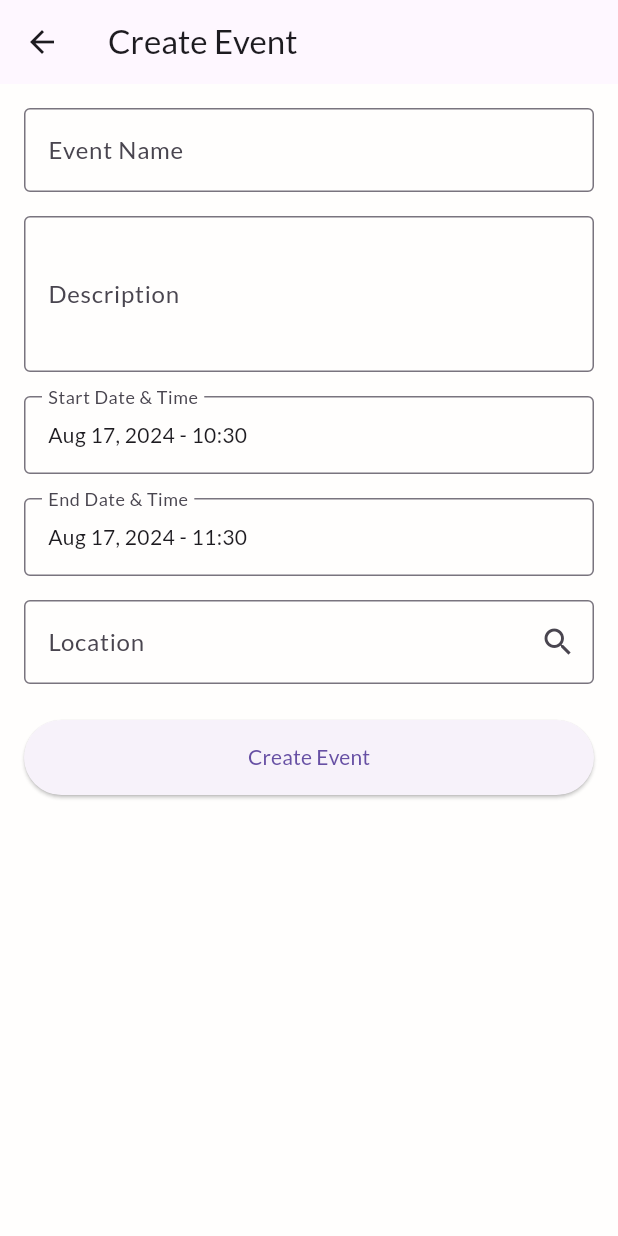
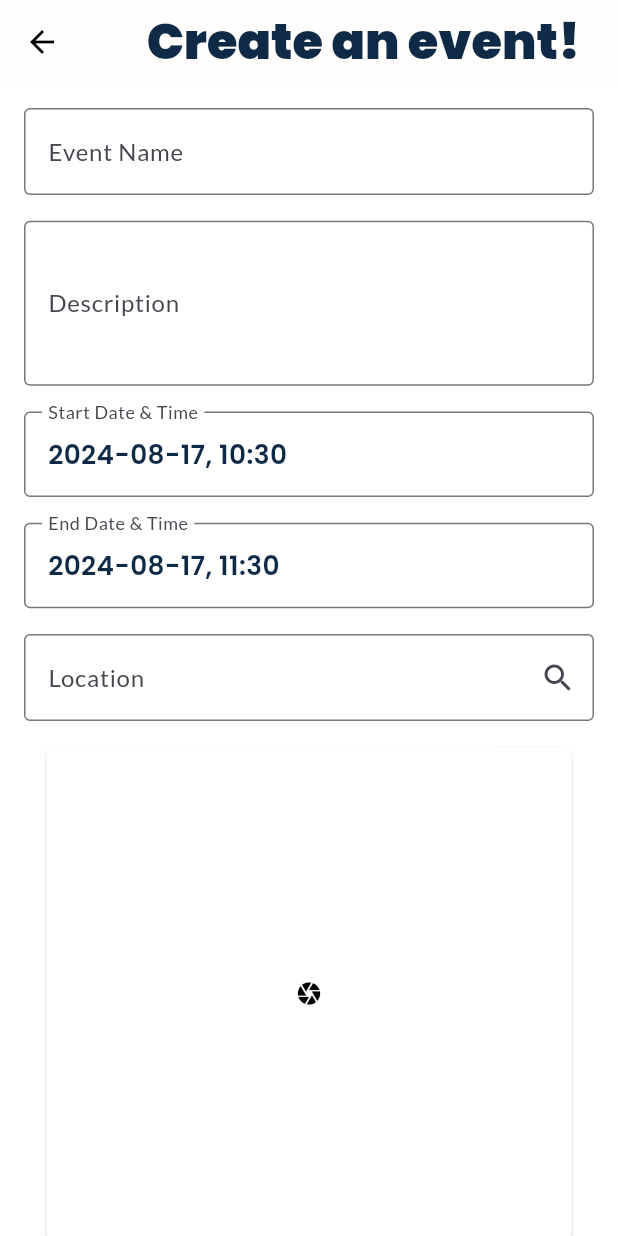
Before and after one commit to sarthakagrawal927/stumble-app, a Flutter app: the CreateEventScreen screen opened directly, on a phone screen of 412 x 824 dp. Run offline on Flutter 3.47's test engine with Material 3 defaults, Android fonts, the phone set to English and light mode, and no system bars; drawn by our look-alikes of showcaseview; our stand-ins replace cached_network_image, dio, firebase_core, firebase_crashlytics, firebase_messaging, flutter_otp_text_field and 9 more; missing offline and left inert: age_calculator, chucker_flutter, floating_bubbles, flutter_exif_rotation; accounts and stored records are empty.

Commit message:
Added event creation screen.

```diff
--- a/lib/main.dart
+++ b/lib/main.dart
@@ -4,6 +4,7 @@ import 'package:dating_made_better/constants.dart';
 import 'package:dating_made_better/firebase_options.dart';
 import 'package:dating_made_better/global_store.dart';
 import 'package:dating_made_better/providers/first_screen_state_providers.dart';
+import 'package:dating_made_better/screens/create_events_screen.dart';
 import 'package:dating_made_better/screens/events_screen.dart';
 import 'package:dating_made_better/screens/i_stumbled_into_screen.dart';
 import 'package:dating_made_better/screens/matches_and_chats_screen.dart';
@@ -113,6 +114,7 @@ class MyApp extends StatelessWidget {
           IStumbledIntoScreen.routeName: (context) =>
               const IStumbledIntoScreen(),
           EventsScreen.routeName: (context) => const EventsScreen(),
+          CreateEventScreen.routeName: (context) => const CreateEventScreen(),
         },
       ),
     );
--- a/lib/screens/create_events_screen.dart
+++ b/lib/screens/create_events_screen.dart
@@ -1,7 +1,20 @@
+import 'dart:io';
+
+import 'package:dating_made_better/app_colors.dart';
+import 'package:dating_made_better/constants.dart';
+import 'package:dating_made_better/text_styles.dart';
+import 'package:dating_made_better/utils/call_api.dart';
+import 'package:dating_made_better/widgets/top_app_bar.dart';
+import 'package:dating_made_better/widgets/top_app_bar_constants.dart';
 import 'package:flutter/material.dart';
+import 'package:flutter_exif_rotation/flutter_exif_rotation.dart';
+import 'package:image_picker/image_picker.dart';
 import 'package:intl/intl.dart';
 
 class CreateEventScreen extends StatefulWidget {
+  const CreateEventScreen({super.key});
+  static const routeName = '/create-events-screen';
+
   @override
   _CreateEventScreenState createState() => _CreateEventScreenState();
 }
@@ -11,14 +24,21 @@ class _CreateEventScreenState extends State<CreateEventScreen> {
   final _nameController = TextEditingController();
   final _descriptionController = TextEditingController();
   final _locationController = TextEditingController();
+  final _linkController = TextEditingController();
   DateTime _startDateTime = DateTime.now();
   DateTime _endDateTime = DateTime.now().add(Duration(hours: 1));
+  String imageUrl = "";
 
   @override
   Widget build(BuildContext context) {
     return Scaffold(
-      appBar: AppBar(
-        title: Text('Create Event'),
+      backgroundColor: Colors.white,
+      appBar: TopAppBar(
+        centerTitle: false,
+            showActions: DropDownType.showNothing,
+            showLeading: true,
+            heading: "Create an event!",
+            screen: Screen.eventsScreen,
       ),
       body: SingleChildScrollView(
         padding: EdgeInsets.all(16.0),
@@ -29,6 +49,7 @@ class _CreateEventScreenState extends State<CreateEventScreen> {
             children: [
               TextFormField(
                 controller: _nameController,
+                style: AppTextStyles.regularText(context),
                 decoration: InputDecoration(
                   labelText: 'Event Name',
                   border: OutlineInputBorder(),
@@ -40,16 +61,17 @@ class _CreateEventScreenState extends State<CreateEventScreen> {
                   return null;
                 },
               ),
-              SizedBox(height: 16),
+              SizedBox(height: marginHeight48(context)),
               TextFormField(
                 controller: _descriptionController,
+                style: AppTextStyles.regularText(context),
                 decoration: InputDecoration(
                   labelText: 'Description',
                   border: OutlineInputBorder(),
                 ),
                 maxLines: 3,
               ),
-              SizedBox(height: 16),
+              SizedBox(height: marginHeight48(context)),
               _buildDateTimePicker(
                 label: 'Start Date & Time',
                 dateTime: _startDateTime,
@@ -58,8 +80,9 @@ class _CreateEventScreenState extends State<CreateEventScreen> {
                     _startDateTime = dateTime;
                   });
                 },
+                context: context,
               ),
-              SizedBox(height: 16),
+              SizedBox(height: marginHeight48(context)),
               _buildDateTimePicker(
                 label: 'End Date & Time',
                 dateTime: _endDateTime,
@@ -68,9 +91,11 @@ class _CreateEventScreenState extends State<CreateEventScreen> {
                     _endDateTime = dateTime;
                   });
                 },
+                context: context,
               ),
-              SizedBox(height: 16),
+              SizedBox(height: marginHeight48(context)),
               TextFormField(
+                style: AppTextStyles.regularText(context),
                 key: Key('locationField'), // Add this line
                 controller: _locationController,
                 decoration: InputDecoration(
@@ -89,14 +114,66 @@ class _CreateEventScreenState extends State<CreateEventScreen> {
                   // This should call the backend to search for locations
                 },
               ),
-              SizedBox(height: 24),
+               SizedBox(height: marginHeight48(context)),
+              Center(
+                child: ElevatedButton(
+                  style: ElevatedButton.styleFrom(
+                    backgroundColor: widgetColor,
+                    shape: RoundedRectangleBorder(
+                      borderRadius: BorderRadius.circular(marginWidth64(context)),
+                    ),
+                    padding: EdgeInsets.zero,
+                    fixedSize: Size(
+                      (MediaQuery.of(context).size.width) * 0.85,
+                      (MediaQuery.of(context).size.height) * 0.4,
+                    ),
+                  ),
+                  onPressed: () async {
+                    addImageFromGallery().then((value) {
+                      setState(() {
+                        imageUrl = value;
+                      });
+                    },);
+                   },
+                  child: imageUrl.isNotEmpty
+                      ? Image.network(
+                          imageUrl,
+                          fit: BoxFit.cover,
+                          width: double.infinity,
+                          height: double.infinity,
+                        )
+                      : const Icon(
+                          Icons.camera,
+                          color: textColor,
+                        ),
+                ),
+              ),
+               SizedBox(height: marginHeight48(context)),
+              TextFormField(
+                style: AppTextStyles.regularText(context),
+                controller: _linkController,
+                decoration: InputDecoration(
+                  labelText: 'Relevant link [Website, app, etc.]',
+                  border: OutlineInputBorder(),
+                ),
+                validator: (value) {
+                  if (value == null || value.isEmpty) {
+                    return 'Please enter a valid link';
+                  }
+                  return null;
+                },
+              ),
+              SizedBox(height: marginHeight48(context)),
               ElevatedButton(
-                onPressed: _submitForm,
-                child: Text('Create Event'),
+                onPressed: () {  _submitForm(context); Navigator.of(context).pop();},
+                child: Text('Create!',
+                  style: AppTextStyles.secondaryHeading(context, color: AppColors.secondaryColor)
+                ),
                 style: ElevatedButton.styleFrom(
                   minimumSize: Size(double.infinity, 50),
                 ),
               ),
+              SizedBox(height: marginHeight32(context)),
             ],
           ),
         ),
@@ -108,6 +185,7 @@ class _CreateEventScreenState extends State<CreateEventScreen> {
     required String label,
     required DateTime dateTime,
     required ValueChanged<DateTime> onChanged,
+    required BuildContext context,
   }) {
     return InkWell(
       onTap: () async {
@@ -139,21 +217,44 @@ class _CreateEventScreenState extends State<CreateEventScreen> {
           border: OutlineInputBorder(),
         ),
         child: Text(
-          DateFormat('MMM dd, yyyy - HH:mm').format(dateTime),
+          style: AppTextStyles.regularText(context),
+          DateFormat('yyyy-MM-dd, kk:mm').format(dateTime)
         ),
       ),
     );
   }
 
-  void _submitForm() {
+  Future<String> addImageFromGallery() async {
+    XFile? pickedFile = await ImagePicker().pickImage(
+      source: ImageSource.gallery,
+      requestFullMetadata: true,
+    );
+    if (pickedFile != null) {
+      File rotatedImage =
+          await FlutterExifRotation.rotateAndSaveImage(path: pickedFile.path);
+      uploadPhotosAPI([rotatedImage]).then((filePaths) {
+        setState(() {
+          imageUrl = filePaths[0];
+        });
+      }).catchError((error) {
+        debugPrint(error.toString());
+      });
+    }
+    return imageUrl;
+  }
+
+  void _submitForm(BuildContext context) {
     if (_formKey.currentState!.validate()) {
-      // TODO: Implement event creation logic
-      // This should send the event data to the backend
-      print('Event Name: ${_nameController.text}');
-      print('Description: ${_descriptionController.text}');
-      print('Start Date & Time: $_startDateTime');
-      print('End Date & Time: $_endDateTime');
-      print('Location: ${_locationController.text}');
+      Map<String, dynamic> bodyParams = {
+        'name': _nameController.text,
+        'description': _descriptionController.text,
+        'location_id': 1,
+        'start_time': _startDateTime.toString(),
+        'end_time': _endDateTime.toString(),
+        'image_url': imageUrl,
+        'link': _linkController.text,
+      };
+      createEvents(bodyParams);
     }
   }
 }
--- a/lib/screens/events_screen.dart
+++ b/lib/screens/events_screen.dart
@@ -55,7 +55,7 @@ void setEventState(context) {
       backgroundColor: AppColors.backgroundColor,
         appBar: TopAppBar(
             centerTitle: false,
-            showActions: true,
+            showActions: DropDownType.addItem,
             showLeading: false,
             heading: "Events",
             screen: Screen.eventsScreen,
--- a/lib/screens/i_stumbled_into_screen.dart
+++ b/lib/screens/i_stumbled_into_screen.dart
@@ -6,6 +6,7 @@ import 'package:dating_made_better/text_styles.dart';
 import 'package:dating_made_better/utils/call_api.dart';
 import 'package:dating_made_better/widgets/swipe_card.dart';
 import 'package:dating_made_better/widgets/top_app_bar.dart';
+import 'package:dating_made_better/widgets/top_app_bar_constants.dart';
 import 'package:flutter/material.dart';
 
 class IStumbledIntoScreen extends StatefulWidget {
@@ -25,7 +26,7 @@ class _IStumbledIntoScreenState extends State<IStumbledIntoScreen> {
         backgroundColor: AppColors.backgroundColor,
         appBar: TopAppBar(
             centerTitle: true,
-            showActions: false,
+            showActions: DropDownType.showNothing,
             showLeading: true,
             heading: "Stumble"),
         body: listOfProfiles.isNotEmpty
--- a/lib/screens/matches_and_chats_screen.dart
+++ b/lib/screens/matches_and_chats_screen.dart
@@ -5,6 +5,7 @@ import 'package:dating_made_better/text_styles.dart';
 import 'package:dating_made_better/utils/call_api.dart';
 import 'package:dating_made_better/widgets/chat/matches_conversation_started_with.dart';
 import 'package:dating_made_better/widgets/top_app_bar.dart';
+import 'package:dating_made_better/widgets/top_app_bar_constants.dart';
 import 'package:flutter/material.dart';
 
 import '../constants.dart';
@@ -58,7 +59,7 @@ class _MatchesAndChatsScreenState extends State<MatchesAndChatsScreen> {
       backgroundColor: AppColors.backgroundColor,
       appBar: TopAppBar(
         centerTitle: false,
-        showActions: false,
+        showActions: DropDownType.showNothing,
         showLeading: false,
         heading: 'Your Stumblers',
       ),
--- a/lib/screens/stumbled_onto_me_screen.dart
+++ b/lib/screens/stumbled_onto_me_screen.dart
@@ -6,6 +6,7 @@ import 'package:dating_made_better/text_styles.dart';
 import 'package:dating_made_better/utils/call_api.dart';
 import 'package:dating_made_better/widgets/swipe_card.dart';
 import 'package:dating_made_better/widgets/top_app_bar.dart';
+import 'package:dating_made_better/widgets/top_app_bar_constants.dart';
 import 'package:flutter/material.dart';
 
 class StumbledOntoMeScreen extends StatefulWidget {
@@ -25,7 +26,7 @@ class _StumbledOntoMeScreenState extends State<StumbledOntoMeScreen> {
         backgroundColor: AppColors.backgroundColor,
         appBar: TopAppBar(
             centerTitle: true,
-            showActions: false,
+            showActions: DropDownType.showNothing,
             showLeading: true,
             heading: "Stumble"),
         body: listOfProfiles.isNotEmpty
--- a/lib/screens/swiping_screen.dart
+++ b/lib/screens/swiping_screen.dart
@@ -124,7 +124,7 @@ class _SwipingScreenState extends State<SwipingScreen> {
           child: TopAppBar(
             centerTitle: false,
             heading: "Stumble",
-            showActions: true,
+            showActions: DropDownType.dropDown,
             showLeading: false,
             dropDownItems: dropdownWithScreenOptions,
             dropDownKey: _dropDownKey,
--- a/lib/screens/user_profile_completion_screen.dart
+++ b/lib/screens/user_profile_completion_screen.dart
@@ -6,6 +6,7 @@ import 'package:dating_made_better/text_styles.dart';
 import 'package:dating_made_better/utils/call_api.dart';
 import 'package:dating_made_better/widgets/common/photo_uploader.dart';
 import 'package:dating_made_better/widgets/top_app_bar.dart';
+import 'package:dating_made_better/widgets/top_app_bar_constants.dart';
 import 'package:flutter/material.dart';
 import 'package:image_picker/image_picker.dart';
 import 'package:provider/provider.dart';
@@ -75,7 +76,7 @@ class _UserProfileCompletionScreenState
       backgroundColor: AppColors.backgroundColor,
       appBar: TopAppBar(
         centerTitle: true,
-        showActions: false,
+        showActions: DropDownType.showNothing,
         showLeading: true,
         heading: "Profile Edit",
       ),
--- a/lib/screens/user_profile_overview_screen.dart
+++ b/lib/screens/user_profile_overview_screen.dart
@@ -34,7 +34,7 @@ class UserProfileScreen extends StatelessWidget {
       backgroundColor: AppColors.backgroundColor,
       appBar: TopAppBar(
         showLeading: false,
-        showActions: true,
+        showActions: DropDownType.dropDown,
         dropDownItems: profileScreensDropdownOptions,
         heading: 'Stumble',
         screen: Screen.userProfileOverviewScreen,
--- a/lib/widgets/top_app_bar.dart
+++ b/lib/widgets/top_app_bar.dart
@@ -1,4 +1,6 @@
 import 'package:dating_made_better/app_colors.dart';
+import 'package:dating_made_better/constants_fonts.dart';
+import 'package:dating_made_better/screens/create_events_screen.dart';
 import 'package:dating_made_better/widgets/dropdown_options_constants.dart';
 import 'package:dating_made_better/widgets/top_app_bar_constants.dart';
 import 'package:flutter/material.dart';
@@ -8,7 +10,7 @@ import '../constants.dart';
 // ignore: must_be_immutable
 class TopAppBar extends StatelessWidget implements PreferredSizeWidget {
   bool centerTitle;
-  bool showActions;
+  DropDownType showActions;
   bool showLeading;
   String heading;
   GlobalKey dropDownKey;
@@ -43,25 +45,24 @@ class TopAppBar extends StatelessWidget implements PreferredSizeWidget {
             : null,
         automaticallyImplyLeading: false,
         centerTitle: centerTitle,
-        actions: showActions
+        actions: showActions == DropDownType.dropDown
             ? [
-                DropdownButtonHideUnderline(
-                    child: ButtonTheme(
-                  alignedDropdown: true,
-                  child: DropdownButton(
-                    borderRadius: BorderRadius.circular(10),
-                    dropdownColor: AppColors.backgroundColor,
-                    iconSize: marginWidth16(context),
-                    items: getDropDownMenuList(context, dropDownItems),
-                    onChanged: (itemIdentifier) async {
-                      dropDownOptions[itemIdentifier]!.onClick(context);
-                    },
-                    icon: (dropDownButtonWithoutPadding(
-                        context, dropDownKey, screen)),
-                  ),
-                )),
+                DropDownButtonForAppBar(
+                  dropDownItems: dropDownItems, dropDownKey: dropDownKey, screen: screen)
               ]
-            : null,
+            : showActions == DropDownType.addItem
+              ?
+            [
+              IconButton(icon: Icon(
+                Icons.add_box_outlined,
+                color: AppColors.primaryColor,
+                size: fontSize32(context),
+              ),
+              onPressed: () {
+                  Navigator.of(context, rootNavigator: true).pushNamed(CreateEventScreen.routeName);
+               },
+              ),
+            ] : null,
         title: screen == Screen.swipingScreen
             ? swipingScreenHeadingWithShowcase(
                 context, locationUsageKey, heading)
@@ -80,3 +81,35 @@ class TopAppBar extends StatelessWidget implements PreferredSizeWidget {
   // implement preferredSize
   Size get preferredSize => Size.fromHeight(AppBar().preferredSize.height);
 }
+
+class DropDownButtonForAppBar extends StatelessWidget {
+  const DropDownButtonForAppBar({
+    super.key,
+    required this.dropDownItems,
+    required this.dropDownKey,
+    required this.screen,
+  });
+
+  final List<DropdownOptionVal?> dropDownItems;
+  final GlobalKey<State<StatefulWidget>> dropDownKey;
+  final Screen screen;
+
+  @override
+  Widget build(BuildContext context) {
+    return DropdownButtonHideUnderline(
+        child: ButtonTheme(
+      alignedDropdown: true,
+      child: DropdownButton(
+        borderRadius: BorderRadius.circular(10),
+        dropdownColor: AppColors.backgroundColor,
+        iconSize: marginWidth16(context),
+        items: getDropDownMenuList(context, dropDownItems),
+        onChanged: (itemIdentifier) async {
+          dropDownOptions[itemIdentifier]!.onClick(context);
+        },
+        icon: (dropDownButtonWithoutPadding(
+            context, dropDownKey, screen)),
+      ),
+    ));
+  }
+}
--- a/lib/widgets/top_app_bar_constants.dart
+++ b/lib/widgets/top_app_bar_constants.dart
@@ -15,6 +15,12 @@ enum Screen {
   swipingScreen,
   userProfileOverviewScreen,
   eventsScreen,
+}
+
+enum DropDownType {
+  dropDown,
+  addItem,
+  showNothing,
 }
 
 Icon dropdownMenuIcon(BuildContext context, IconData icon, {screen = Screen.swipingScreen}) {
--- a/pubspec.yaml
+++ b/pubspec.yaml
@@ -41,6 +41,7 @@ dependencies:
   video_player: ^2.4.10
   google_fonts: ^6.1.0
   intl_phone_number_input: ^0.7.3+1
+  intl: ^0.19.0
   async: ^2.10.0
   path: ^1.8.2
   chucker_flutter: ^1.0.0
```
Also changed, not shown: lib/utils/call_api.dart (+8 -0 lines).
